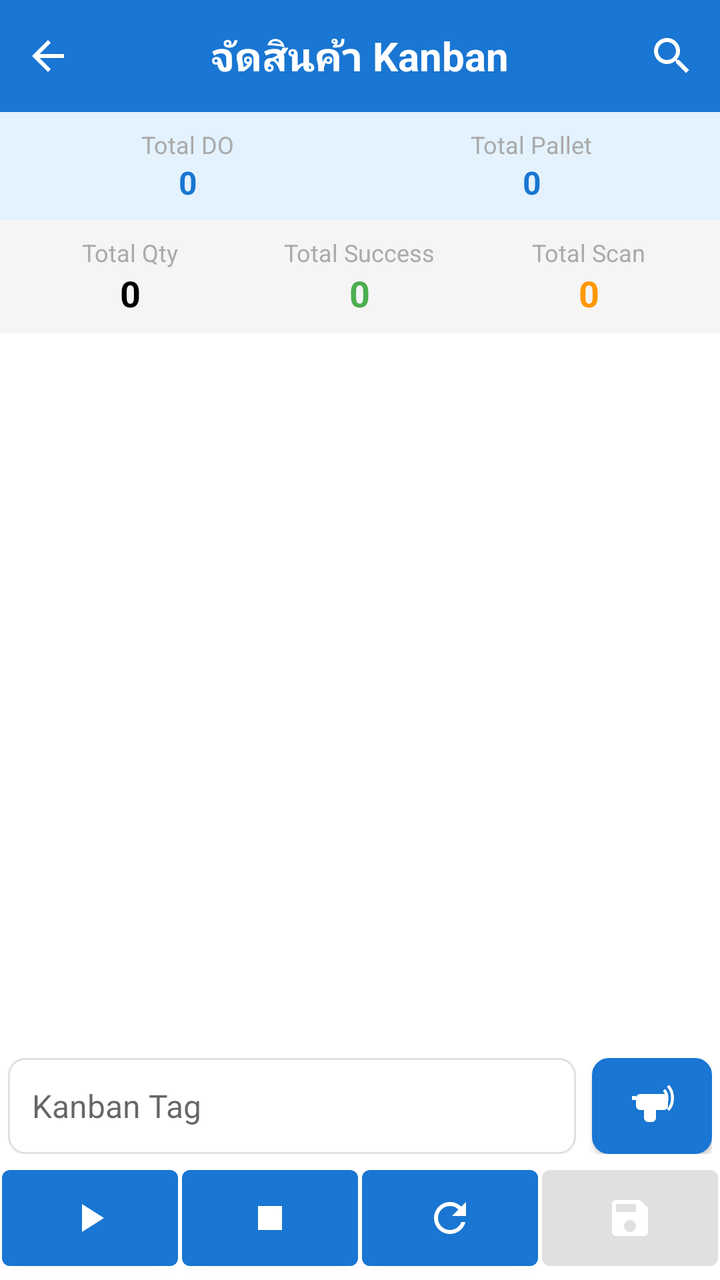
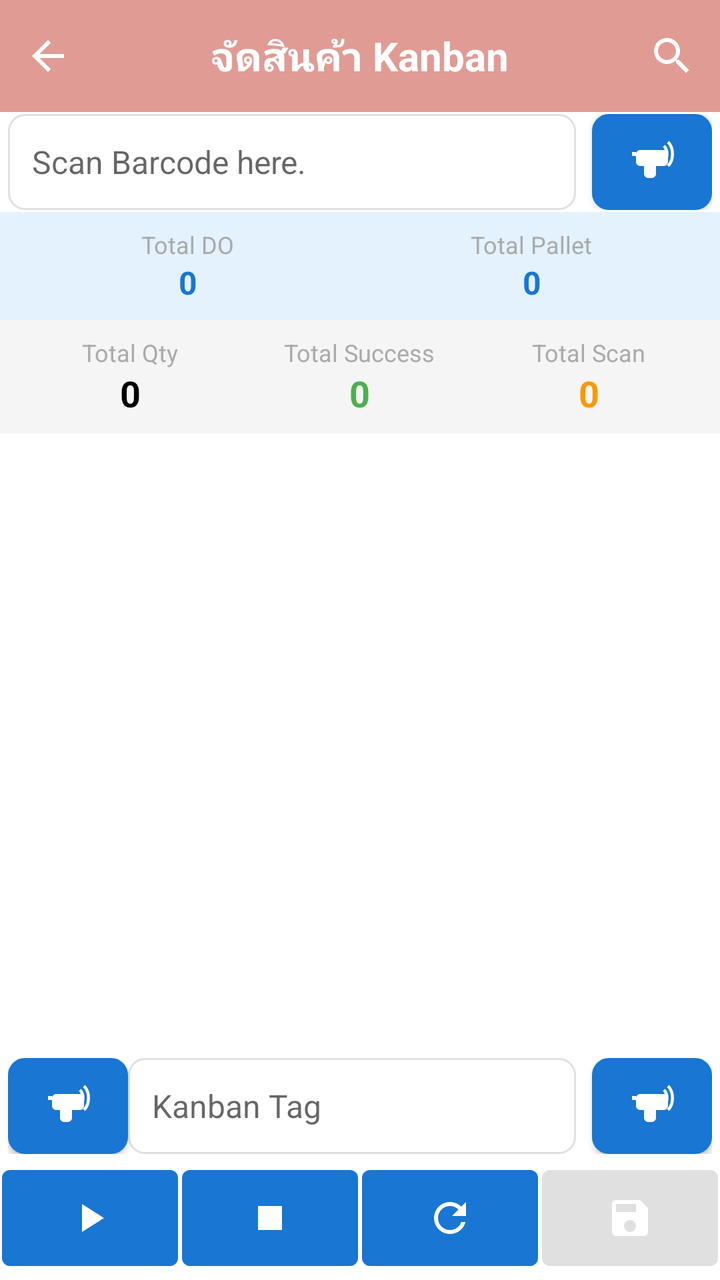

Before-and-after screenshots of an Android layout around one commit, followed by the original layout XML and the change that was made.
<!-- AndroidManifest.xml: application theme AppTheme -->
<!-- res/layout/fragment_kanban_preparing.xml -->
<?xml version="1.0" encoding="utf-8"?>
<LinearLayout xmlns:android="http://schemas.android.com/apk/res/android"
    android:layout_width="match_parent"
    android:layout_height="match_parent"
    xmlns:app="http://schemas.android.com/apk/res-auto"
    android:orientation="vertical">

    
    <com.google.android.material.appbar.AppBarLayout
        android:id="@+id/appBarLayout"
        android:layout_width="match_parent"
        android:layout_height="wrap_content">

        <androidx.appcompat.widget.Toolbar
            android:id="@+id/toolbar"
            android:layout_width="match_parent"
            android:layout_height="?attr/actionBarSize"
            android:background="?attr/colorPrimary"
            app:contentInsetLeft="0dp"
            app:contentInsetStart="0dp"
            app:popupTheme="@style/ThemeOverlay.AppCompat.Light"
            app:theme="@style/ThemeOverlay.AppCompat.Dark.ActionBar">

            <FrameLayout
                android:layout_width="match_parent"
                android:layout_height="match_parent">

                <ImageView
                    android:id="@+id/ivBack"
                    android:layout_width="48dp"
                    android:layout_height="match_parent"
                    android:layout_gravity="start"
                    android:background="?attr/selectableItemBackgroundBorderless"
                    android:padding="12dp"
                    android:src="@drawable/ic_arrow_back"
                    app:tint="@android:color/white"/>

                <TextView
                    android:id="@+id/toolbar_title"
                    android:layout_width="wrap_content"
                    android:layout_height="wrap_content"
                    android:layout_gravity="center"
                    android:text="จัดสินค้า Kanban"
                    android:textColor="@android:color/white"
                    android:textSize="20sp"
                    android:textStyle="bold"/>

                
                <FrameLayout
                    android:id="@+id/notificationContainer"
                    android:layout_width="48dp"
                    android:layout_height="match_parent"
                    android:layout_gravity="end"
                    android:layout_marginEnd="48dp">

                    <ImageView
                        android:id="@+id/ivNotification"
                        android:layout_width="match_parent"
                        android:layout_height="match_parent"
                        android:background="?attr/selectableItemBackgroundBorderless"
                        android:padding="12dp"
                        android:src="@drawable/ic_notifications"
                        app:tint="@android:color/white"
                        android:visibility="gone"/>

                    <TextView
                        android:id="@+id/tvNotificationCount"
                        android:layout_width="20dp"
                        android:layout_height="20dp"
                        android:layout_gravity="top|end"
                        android:layout_marginTop="8dp"
                        android:layout_marginEnd="8dp"
                        android:background="@drawable/notification_badge_background"
                        android:gravity="center"
                        android:text="0"
                        android:textColor="@android:color/white"
                        android:textSize="12sp"
                        android:visibility="gone"/>
                </FrameLayout>

                <androidx.appcompat.widget.SearchView
                    android:id="@+id/searchView"
                    android:layout_width="wrap_content"
                    android:layout_height="match_parent"
                    android:layout_gravity="end"
                    app:iconifiedByDefault="true"
                    app:queryHint="Search item..."
                    android:theme="@style/SearchViewStyle"/>
            </FrameLayout>

        </androidx.appcompat.widget.Toolbar>

    </com.google.android.material.appbar.AppBarLayout>

    
    <LinearLayout
        android:layout_width="match_parent"
        android:layout_height="wrap_content"
        android:orientation="horizontal"
        android:padding="8dp"
        android:background="#E3F2FD">

        <LinearLayout
            android:layout_width="0dp"
            android:layout_height="wrap_content"
            android:layout_weight="1"
            android:orientation="vertical"
            android:gravity="center">

            <TextView
                android:layout_width="wrap_content"
                android:layout_height="wrap_content"
                android:text="Total DO"
                android:textSize="12sp"
                android:textColor="@android:color/darker_gray"/>

            <TextView
                android:id="@+id/tvTotalPickingOrder"
                android:layout_width="wrap_content"
                android:layout_height="wrap_content"
                android:text="0"
                android:textSize="16sp"
                android:textStyle="bold"
                android:textColor="#1976D2"/>
        </LinearLayout>

        <LinearLayout
            android:layout_width="0dp"
            android:layout_height="wrap_content"
            android:layout_weight="1"
            android:orientation="vertical"
            android:gravity="center">

            <TextView
                android:layout_width="wrap_content"
                android:layout_height="wrap_content"
                android:text="Total Pallet"
                android:textSize="12sp"
                android:textColor="@android:color/darker_gray"/>

            <TextView
                android:id="@+id/tvTotalPallet"
                android:layout_width="wrap_content"
                android:layout_height="wrap_content"
                android:text="0"
                android:textSize="16sp"
                android:textStyle="bold"
                android:textColor="#1976D2"/>
        </LinearLayout>

    </LinearLayout>

    
    <LinearLayout
        android:layout_width="match_parent"
        android:layout_height="wrap_content"
        android:orientation="horizontal"
        android:padding="8dp"
        android:background="#F5F5F5">

        <LinearLayout
            android:layout_width="0dp"
            android:layout_height="wrap_content"
            android:layout_weight="1"
            android:orientation="vertical"
            android:gravity="center">

            <TextView
                android:layout_width="wrap_content"
                android:layout_height="wrap_content"
                android:text="Total Qty"
                android:textSize="12sp"
                android:textColor="@android:color/darker_gray"/>

            <TextView
                android:id="@+id/tvTotalQty"
                android:layout_width="wrap_content"
                android:layout_height="wrap_content"
                android:text="0"
                android:textSize="18sp"
                android:textStyle="bold"
                android:textColor="@android:color/black"/>
        </LinearLayout>

        <LinearLayout
            android:layout_width="0dp"
            android:layout_height="wrap_content"
            android:layout_weight="1"
            android:orientation="vertical"
            android:gravity="center">

            <TextView
                android:layout_width="wrap_content"
                android:layout_height="wrap_content"
                android:text="Total Success"
                android:textSize="12sp"
                android:textColor="@android:color/darker_gray"/>

            <TextView
                android:id="@+id/tvTotalSuccess"
                android:layout_width="wrap_content"
                android:layout_height="wrap_content"
                android:text="0"
                android:textSize="18sp"
                android:textStyle="bold"
                android:textColor="#4CAF50"/>
        </LinearLayout>

        <LinearLayout
            android:layout_width="0dp"
            android:layout_height="wrap_content"
            android:layout_weight="1"
            android:orientation="vertical"
            android:gravity="center">

            <TextView
                android:layout_width="wrap_content"
                android:layout_height="wrap_content"
                android:text="Total Scan"
                android:textSize="12sp"
                android:textColor="@android:color/darker_gray"/>

            <TextView
                android:id="@+id/tvTotalScan"
                android:layout_width="wrap_content"
                android:layout_height="wrap_content"
                android:text="0"
                android:textSize="18sp"
                android:textStyle="bold"
                android:textColor="#FF9800"/>
        </LinearLayout>

    </LinearLayout>

    
    <LinearLayout
        android:id="@+id/view_readtag"
        android:layout_width="0dp"
        android:layout_height="0dp"
        android:visibility="invisible">
        <TextView
            android:id="@+id/tv_count"
            android:layout_width="0dp"
            android:layout_height="0dp"
            android:visibility="invisible"></TextView>
        <TextView
            android:id="@+id/tv_time"
            android:layout_width="0dp"
            android:layout_height="0dp"
            android:visibility="invisible"></TextView>
        <TextView
            android:id="@+id/tv_total"
            android:layout_width="0dp"
            android:layout_height="0dp"
            android:visibility="invisible"></TextView>
        <EditText
            android:id="@+id/etTime"
            android:layout_weight="1"
            android:layout_width="0dp"
            android:layout_height="0dp"
            android:hint="99999999"
            android:inputType="numberDecimal"
            android:maxLength="10"
            android:singleLine="true"
            android:visibility="invisible" />
    </LinearLayout>

    
    <FrameLayout
        android:layout_width="match_parent"
        android:layout_height="0dp"
        android:layout_weight="1">

        <ListView
            android:id="@+id/listView"
            android:layout_width="match_parent"
            android:layout_height="match_parent"
            android:divider="@android:color/darker_gray"
            android:dividerHeight="1dp"
            android:padding="3dp"/>

        <LinearLayout
            android:id="@+id/emptyView"
            android:layout_width="match_parent"
            android:layout_height="match_parent"
            android:gravity="center"
            android:orientation="vertical"
            android:visibility="gone">

            <ImageView
                android:layout_width="64dp"
                android:layout_height="64dp"
                android:src="@drawable/ic_empty_box"
                android:alpha="0.5"/>

            <TextView
                android:layout_width="wrap_content"
                android:layout_height="wrap_content"
                android:layout_marginTop="16dp"
                android:text="No items found"
                android:textSize="16sp"/>
        </LinearLayout>

        <ProgressBar
            android:id="@+id/progressBar"
            android:layout_width="wrap_content"
            android:layout_height="wrap_content"
            android:layout_gravity="center"
            android:visibility="gone"/>

    </FrameLayout>

    
    <LinearLayout
        android:orientation="vertical"
        android:layout_width="match_parent"
        android:layout_height="wrap_content">

        
        <LinearLayout
            android:orientation="horizontal"
            android:layout_width="match_parent"
            android:layout_height="wrap_content"
            android:paddingTop="1dp"
            android:paddingBottom="1dp"
            android:paddingLeft="4dp"
            android:paddingRight="4dp"
            android:background="#FFFFFF"
            android:gravity="center_vertical">

            <TextView
                android:id="@+id/tvKanbanTagId"
                android:layout_width="0dp"
                android:layout_height="48dp"
                android:layout_weight="1"
                android:layout_marginEnd="8dp"
                android:hint="Kanban Tag"
                android:textSize="16sp"
                android:textColor="@android:color/black"
                android:background="@drawable/edittext_background"
                android:padding="12dp"
                android:gravity="center_vertical"/>

            <Button
                android:id="@+id/btnRead"
                android:layout_width="60dp"
                android:layout_height="48dp"
                android:drawableTop="@drawable/ic_scan"
                android:background="@drawable/button_background"/>

        </LinearLayout>

        <LinearLayout
            android:id="@+id/viewAction"
            android:layout_width="match_parent"
            android:layout_height="wrap_content"
            android:orientation="horizontal"
            android:padding="1dp">

            <Button
                android:id="@+id/btnScanRFID"
                android:layout_width="wrap_content"
                android:layout_height="match_parent"
                android:layout_weight="1"
                android:layout_marginEnd="2dp"
                android:drawableTop="@drawable/ic_play"
                android:paddingTop="12dp"
                android:paddingBottom="0dp"
                android:textSize="0sp"/>

            <Button
                android:id="@+id/btnStop"
                android:layout_width="wrap_content"
                android:layout_height="wrap_content"
                android:layout_weight="1"
                android:layout_marginEnd="2dp"
                android:drawableTop="@drawable/ic_stop"
                android:paddingTop="12dp"
                android:paddingBottom="3dp"
                android:textSize="0sp"/>
            <Button
                android:id="@+id/btnClear"
                android:layout_width="wrap_content"
                android:layout_height="wrap_content"
                android:layout_weight="1"
                android:layout_marginEnd="2dp"
                android:drawableTop="@drawable/ic_refresh"
                android:paddingTop="12dp"
                android:paddingBottom="3dp"
                android:textSize="0sp"/>

            <Button
                android:id="@+id/btnConfirm"
                android:layout_width="wrap_content"
                android:layout_height="wrap_content"
                android:layout_weight="1"
                android:enabled="false"
                android:drawableTop="@drawable/ic_save"
                android:paddingTop="12dp"
                android:paddingBottom="3dp"
                android:textSize="0sp"/>
        </LinearLayout>

    </LinearLayout>


    
    <LinearLayout
        android:layout_width="match_parent"
        android:layout_height="wrap_content"
        android:visibility="gone">
        <TextView
            android:layout_width="wrap_content"
            android:layout_height="wrap_content"
            android:text="@string/tvData_Read"
            android:textSize="16sp" />

        <EditText
            android:id="@+id/EtData_Read"
            android:layout_width="match_parent"
            android:layout_height="wrap_content"
            android:hint=""
            android:inputType="textMultiLine"
            android:singleLine="false" />
    </LinearLayout>

</LinearLayout>
<!-- resources referenced by this layout -->
<resources>
  <!-- drawable edittext_background (drawable) -->
  <?xml version="1.0" encoding="utf-8"?>
  <shape xmlns:android="http://schemas.android.com/apk/res/android"
      android:shape="rectangle">
  
      
      <solid android:color="#FFFFFF" />
  
      
      <stroke
          android:width="1dp"
          android:color="#E0E0E0" />
  
      
      <corners android:radius="8dp" />
  
      
      <padding
          android:left="12dp"
          android:top="8dp"
          android:right="12dp"
          android:bottom="8dp" />
  
  </shape>
  <!-- drawable ic_arrow_back (drawable) -->
  <?xml version="1.0" encoding="utf-8"?>
  <vector xmlns:android="http://schemas.android.com/apk/res/android"
      android:width="24dp"
      android:height="24dp"
      android:viewportWidth="24"
      android:viewportHeight="24">
      <path
          android:fillColor="#FFFFFF"
          android:pathData="M20,11H7.83l5.59,-5.59L12,4l-8,8 8,8 1.41,-1.41L7.83,13H20v-2z"/>
  </vector>
  <!-- drawable ic_play (drawable) -->
  <?xml version="1.0" encoding="utf-8"?>
  <vector xmlns:android="http://schemas.android.com/apk/res/android"
      android:width="24dp"
      android:height="24dp"
      android:viewportWidth="24"
      android:viewportHeight="24">
      <path
          android:fillColor="#FFFFFF"
          android:pathData="M8,5v14l11,-7z"/>
  </vector>
  <!-- drawable ic_refresh (drawable) -->
  <?xml version="1.0" encoding="utf-8"?>
  <vector xmlns:android="http://schemas.android.com/apk/res/android"
      android:width="24dp"
      android:height="24dp"
      android:viewportWidth="24"
      android:viewportHeight="24">
      <path
          android:fillColor="#FFFFFF"
          android:pathData="M17.65,6.35C16.2,4.9 14.21,4 12,4c-4.42,0 -7.99,3.58 -7.99,8s3.57,8 7.99,8c3.73,0 6.84,-2.55 7.73,-6h-2.08c-0.82,2.33 -3.04,4 -5.65,4 -3.31,0 -6,-2.69 -6,-6s2.69,-6 6,-6c1.66,0 3.14,0.69 4.22,1.78L13,11h7V4l-2.35,2.35z"/>
  </vector>
  <!-- drawable ic_save (drawable) -->
  <?xml version="1.0" encoding="utf-8"?>
  <vector xmlns:android="http://schemas.android.com/apk/res/android"
      android:width="24dp"
      android:height="24dp"
      android:viewportWidth="24"
      android:viewportHeight="24">
      <path
          android:fillColor="#FFFFFF"
          android:pathData="M17,3L5,3c-1.11,0 -2,0.9 -2,2v14c0,1.1 0.89,2 2,2h14c1.1,0 2,-0.9 2,-2L21,7l-4,-4zM12,19c-1.66,0 -3,-1.34 -3,-3s1.34,-3 3,-3 3,1.34 3,3 -1.34,3 -3,3zM15,9L5,9L5,5h10v4z"/>
  </vector>
  <!-- drawable ic_stop (drawable) -->
  <?xml version="1.0" encoding="utf-8"?>
  <vector xmlns:android="http://schemas.android.com/apk/res/android"
      android:width="24dp"
      android:height="24dp"
      android:viewportWidth="24"
      android:viewportHeight="24">
      <path
          android:fillColor="#FFFFFF"
          android:pathData="M6,6h12v12H6z"/>
  </vector>
  <!-- drawable notification_badge_background (drawable) -->
  <?xml version="1.0" encoding="utf-8"?>
  <shape xmlns:android="http://schemas.android.com/apk/res/android"
      android:shape="oval">
      <solid android:color="#F44336" /> 
  </shape>
  <string name="tvData_Read">Data：</string>
  <style name="SearchViewStyle" parent="Widget.AppCompat.SearchView">
          
          <item name="android:background">@android:color/transparent</item>
          
          <item name="android:textColor">@android:color/white</item>
          
          <item name="android:textColorHint">@android:color/white</item>
          
          <item name="android:tint">@android:color/white</item>
      </style>
  <style name="AppTheme" parent="Theme.MaterialComponents.Light.DarkActionBar">
          <item name="colorPrimary">@color/colorPrimary</item>
          <item name="colorPrimaryDark">@color/colorPrimaryDark</item>
          <item name="colorAccent">@color/colorAccent</item>
      </style>
  <color name="transparent">#00000000</color>
  <color name="colorPrimary">#1976D2</color>
  <color name="colorPrimaryDark">#1565C0</color>
  <color name="colorAccent">#FFC107</color>
  <!-- unchanged entries left out for length: 4 -->
</resources>

<!-- the commit's change to res/layout/fragment_kanban_preparing.xml (unified diff, before → after) -->
@@ -15,7 +15,7 @@
             android:id="@+id/toolbar"
             android:layout_width="match_parent"
             android:layout_height="?attr/actionBarSize"
-            android:background="?attr/colorPrimary"
+            android:background="@color/pastel4"
             app:contentInsetLeft="0dp"
             app:contentInsetStart="0dp"
             app:popupTheme="@style/ThemeOverlay.AppCompat.Light"
@@ -91,6 +91,40 @@
         </androidx.appcompat.widget.Toolbar>
 
     </com.google.android.material.appbar.AppBarLayout>
+    
+    <LinearLayout
+        android:id="@+id/view_barcode"
+        android:orientation="horizontal"
+        android:layout_width="match_parent"
+        android:layout_height="wrap_content"
+        android:paddingTop="1dp"
+        android:paddingBottom="1dp"
+        android:paddingLeft="4dp"
+        android:paddingRight="4dp"
+        android:background="#FFFFFF"
+        android:gravity="center_vertical">
+
+        <EditText
+            android:id="@+id/tvBarcode"
+            android:layout_width="0dp"
+            android:layout_height="48dp"
+            android:layout_weight="1"
+            android:layout_marginEnd="8dp"
+            android:hint="Scan Barcode here."
+            android:textSize="16sp"
+            android:textColor="@android:color/black"
+            android:background="@drawable/edittext_background"
+            android:padding="12dp"
+            android:gravity="center_vertical"/>
+
+        <Button
+            android:id="@+id/btnScanBarcode"
+            android:layout_width="60dp"
+            android:layout_height="48dp"
+            android:drawableTop="@drawable/ic_scan"
+            android:background="@drawable/button_background"/>
+
+    </LinearLayout>
 
     
     <LinearLayout
@@ -328,7 +362,14 @@
             android:background="#FFFFFF"
             android:gravity="center_vertical">
 
-            <TextView
+            <Button
+                android:id="@+id/btnRead2"
+                android:layout_width="60dp"
+                android:layout_height="48dp"
+                android:drawableTop="@drawable/ic_scan"
+                android:background="@drawable/button_background"/>
+
+            <EditText
                 android:id="@+id/tvKanbanTagId"
                 android:layout_width="0dp"
                 android:layout_height="48dp"
<!-- resource entries referenced after the edit -->
@@ -1,5 +1,6 @@
 <!-- resources referenced by this layout -->
 <resources>
+  <color name="pastel4">#E09B94</color>
   <!-- drawable edittext_background (drawable) -->
   <?xml version="1.0" encoding="utf-8"?>
   <shape xmlns:android="http://schemas.android.com/apk/res/android"
